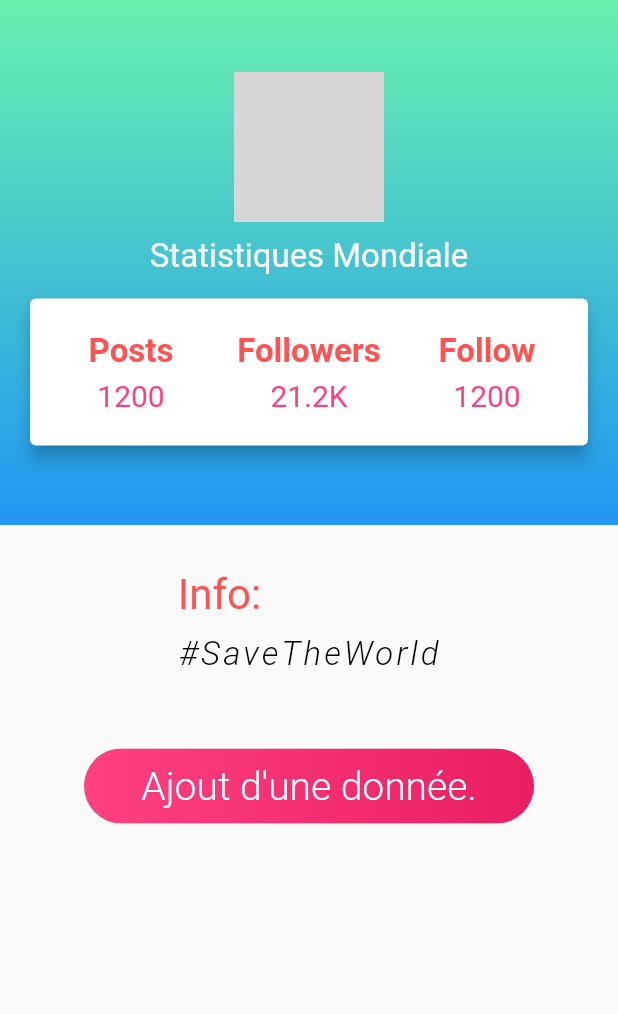
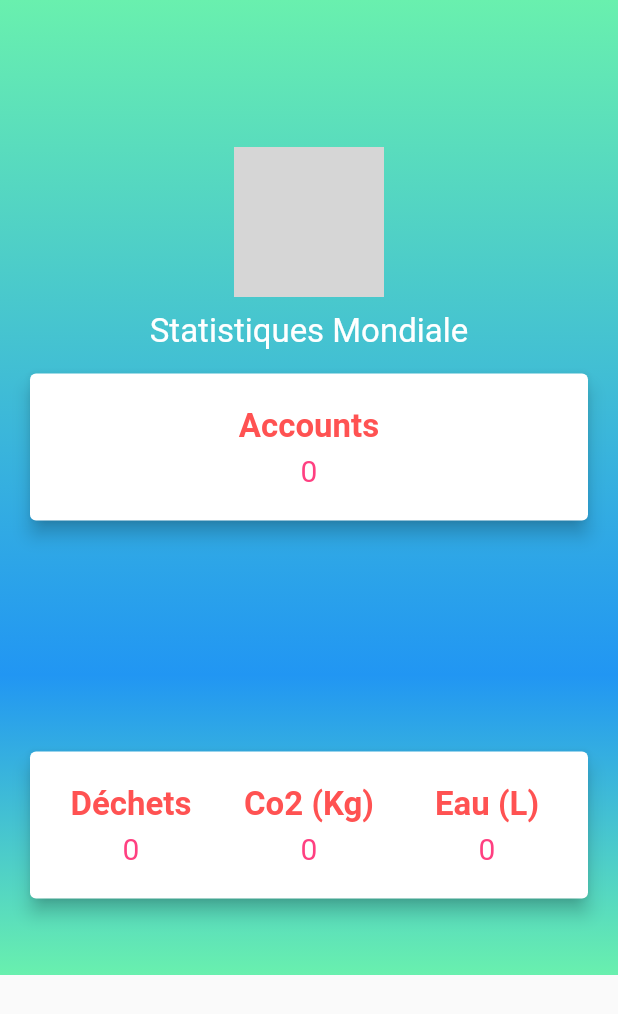
Before and after one commit to JustRomeo/Epitech_Jam_2021_US, a Flutter app: the WorldPage screen opened directly, on a phone screen of 412 x 824 dp. Shown: the top 1014 px of the screen. Run offline on Flutter 3.47's test engine with Material 2 defaults, Android fonts, the phone set to English and light mode, and no system bars; network calls fail; Roboto replaces fonts that are missing (Nunito); grey boxes are pictures that could not be loaded.

Commit message:
[UPD] Application World & Profil pages

```diff
--- a/Mobile/stw/lib/Global.dart
+++ b/Mobile/stw/lib/Global.dart
@@ -1,3 +1,4 @@
 class Global {
     static var user;
+    static var appliinfos;
 }
--- a/Mobile/stw/lib/Profile.dart
+++ b/Mobile/stw/lib/Profile.dart
@@ -133,14 +133,14 @@ class _ProfilState extends State<Profil> {
                           gradient: LinearGradient(
                               begin: Alignment.centerRight,
                               end: Alignment.centerLeft,
-                              colors: [Colors.green,Colors.blue]
+                              colors: [Colors.pink,Colors.pinkAccent]
                           ),
                           borderRadius: BorderRadius.circular(30),
                       ),
                       child: Container(
                           constraints: BoxConstraints(maxWidth: 300, minHeight: 50),
                           alignment: Alignment.center,
-                          child: Text("Contact me", style: TextStyle(color: Colors.white, fontSize: 26, fontWeight:FontWeight.w300)),
+                          child: Text("Ajout d'une donnée.", style: TextStyle(color: Colors.white, fontSize: 26, fontWeight:FontWeight.w300)),
                       ),
                   )
               ),
--- a/Mobile/stw/lib/Requests.dart
+++ b/Mobile/stw/lib/Requests.dart
@@ -4,8 +4,10 @@ class Requests {
 
     // Services
     static String user = "/user";
+    static String appli = "/application";
 
     // Request
     static String create = host + user + "/create";
     static String connect = host + user + "/connect";
+    static String appInfos = host + appli + "/getInfos";
 }
--- a/Mobile/stw/lib/TheWorld.dart
+++ b/Mobile/stw/lib/TheWorld.dart
@@ -1,5 +1,7 @@
 import 'package:flutter/material.dart';
 import 'package:flutter/cupertino.dart';
+
+import 'package:stw/Global.dart';
 
 class WorldPage extends StatefulWidget {
     const WorldPage({Key key}) : super(key: key);
@@ -24,7 +26,7 @@ class _WorldPageState extends State<WorldPage> {
               ),
               child: Container(
                   width: double.infinity,
-                height: 350,
+                  height: 450,
                   child: Center(
                       child: Column(
                           crossAxisAlignment: CrossAxisAlignment.center,
@@ -46,9 +48,51 @@ class _WorldPageState extends State<WorldPage> {
                                               Expanded(
                                                   child: Column(
                                                       children: [
-                                                Text("Posts", style: TextStyle(color: Colors.redAccent, fontSize: 22, fontWeight: FontWeight.bold)),
+                                                          Text("Accounts", style: TextStyle(color: Colors.redAccent, fontSize: 22, fontWeight: FontWeight.bold)),
                                                           SizedBox(height: 5),
-                                                Text("1200", style: TextStyle(fontSize: 20, color: Colors.pinkAccent))
+                                                          Text((Global.appliinfos == null || Global.appliinfos['accounts'] == null ? "0" : Global.appliinfos['accounts'].toString()), style: TextStyle(fontSize: 20, color: Colors.pinkAccent))
+                                                      ]
+                                                  )
+                                              )
+                                          ]
+                                      )
+                                  )
+                              )
+                          ]
+                      )
+                  )
+              )
+          ), Container(
+                decoration: BoxDecoration(
+                    gradient: LinearGradient(
+                        begin: Alignment.topCenter,
+                        end: Alignment.bottomCenter,
+                        colors: [Colors.blue, Colors.greenAccent]
+                    )
+                ),
+              child: Container(
+                width: double.infinity,
+                height: 200,
+                child: Center(
+                  child: Column(
+                    crossAxisAlignment: CrossAxisAlignment.center,
+                    mainAxisAlignment: MainAxisAlignment.center,
+                    children: [
+                      Card(
+                        margin: EdgeInsets.symmetric(horizontal: 20, vertical: 5),
+                        color: Colors.white,
+                        elevation: 5,
+                        child:
+                        Padding(
+                            padding: const EdgeInsets.symmetric(horizontal: 8, vertical: 22),
+                            child: Row(
+                                children: [
+                                    Expanded(
+                                        child: Column(
+                                            children: [
+                                                Text("Déchets", style: TextStyle(color: Colors.redAccent, fontSize: 22, fontWeight: FontWeight.bold)),
+                                                SizedBox(height: 5),
+                                                Text((Global.appliinfos == null || Global.appliinfos['dechets'] == null ? "0" : Global.appliinfos['dechets'].toString()), style: TextStyle(fontSize: 20, color: Colors.pinkAccent))
                                             ],
                                         ),
                                     ),
@@ -56,20 +100,20 @@ class _WorldPageState extends State<WorldPage> {
                                         child: Column(
                                             children: [
                                                 Text(
-                                                    "Followers",
+                                                    "Co2 (Kg)",
                                                     style: TextStyle(color: Colors.redAccent, fontSize: 22, fontWeight: FontWeight.bold),
                                                 ),
                                                 SizedBox(height: 5),
-                                                Text("21.2K", style: TextStyle(fontSize: 20, color: Colors.pinkAccent))
+                                                Text((Global.appliinfos == null || Global.appliinfos['CarbonEco'] == null ? "0" : Global.appliinfos['CarbonEco'].toString()), style: TextStyle(fontSize: 20, color: Colors.pinkAccent))
                                             ],
                                         ),
                                     ),
                                     Expanded(
                                         child: Column(
                                             children: [
-                                                Text("Follow", style: TextStyle(color: Colors.redAccent, fontSize: 22, fontWeight: FontWeight.bold)),
+                                                Text("Eau (L)", style: TextStyle(color: Colors.redAccent, fontSize: 22, fontWeight: FontWeight.bold)),
                                                 SizedBox(height: 5),
-                                                Text("1200", style: TextStyle(fontSize: 20, color: Colors.pinkAccent))
+                                                Text((Global.appliinfos == null || Global.appliinfos['WaterLiter'] == null ? "0" : Global.appliinfos['WaterLiter'].toString()), style: TextStyle(fontSize: 20, color: Colors.pinkAccent))
                                             ],
                                         ),
                                     ),
@@ -82,53 +126,6 @@ class _WorldPageState extends State<WorldPage> {
                 ),
               )
           ),
-          Container(
-              child: Padding(
-                  padding: const EdgeInsets.symmetric(vertical: 30,horizontal: 16),
-                  child: Column(
-                      mainAxisAlignment: MainAxisAlignment.center,
-                      crossAxisAlignment: CrossAxisAlignment.start,
-                      children: [
-                          Text("Info:", style: TextStyle(color: Colors.redAccent, fontStyle: FontStyle.normal, fontSize: 28)),
-                          SizedBox(height: 10),
-                          Text(
-                              "#SaveTheWorld",
-                              style: TextStyle(
-                                  fontSize: 22,
-                                  fontStyle: FontStyle.italic,
-                                  fontWeight: FontWeight.w300,
-                                  color: Colors.black,
-                                  letterSpacing: 2,
-                              ),
-                          ),
-                      ],
-                  ),
-              ),
-          ),
-          SizedBox(height: 20),
-          Container(
-              child: RaisedButton(
-                  onPressed: () {},
-                  shape: RoundedRectangleBorder(borderRadius: BorderRadius.circular(80)),
-                  elevation: 0,
-                  padding: EdgeInsets.all(0),
-                  child: Ink(
-                      decoration: BoxDecoration(
-                          gradient: LinearGradient(
-                              begin: Alignment.centerRight,
-                              end: Alignment.centerLeft,
-                              colors: [Colors.pink,Colors.pinkAccent]
-                          ),
-                          borderRadius: BorderRadius.circular(30),
-                      ),
-                      child: Container(
-                          constraints: BoxConstraints(maxWidth: 300, minHeight: 50),
-                          alignment: Alignment.center,
-                          child: Text("Ajout d'une donnée.", style: TextStyle(color: Colors.white, fontSize: 26, fontWeight:FontWeight.w300)),
-                      ),
-                  )
-              ),
-          ),
         ],
       ),
     );
```
Also changed, not shown: Mobile/stw/lib/Connection.dart (+18 -1 lines), Mobile/stw/lib/main.dart (+9 -5 lines), 5 other files. Lines whose indentation alone changed are shown as unchanged.
